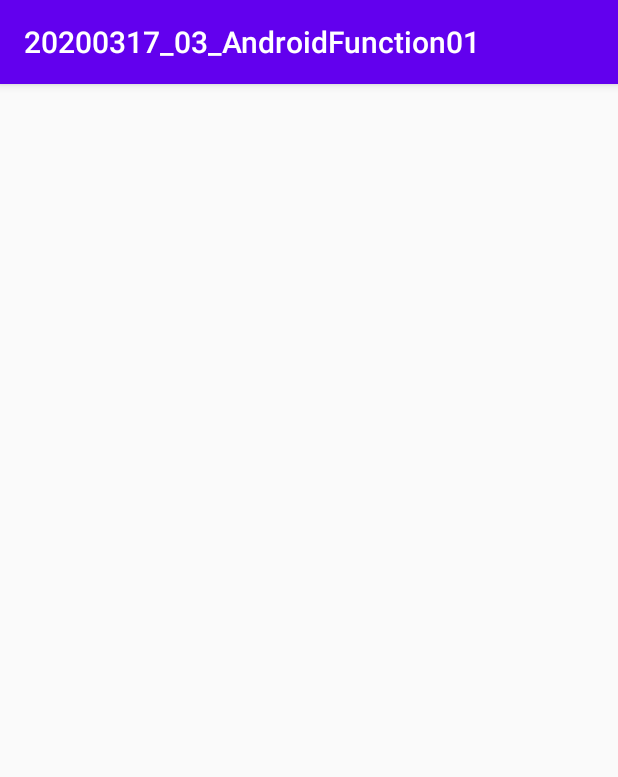
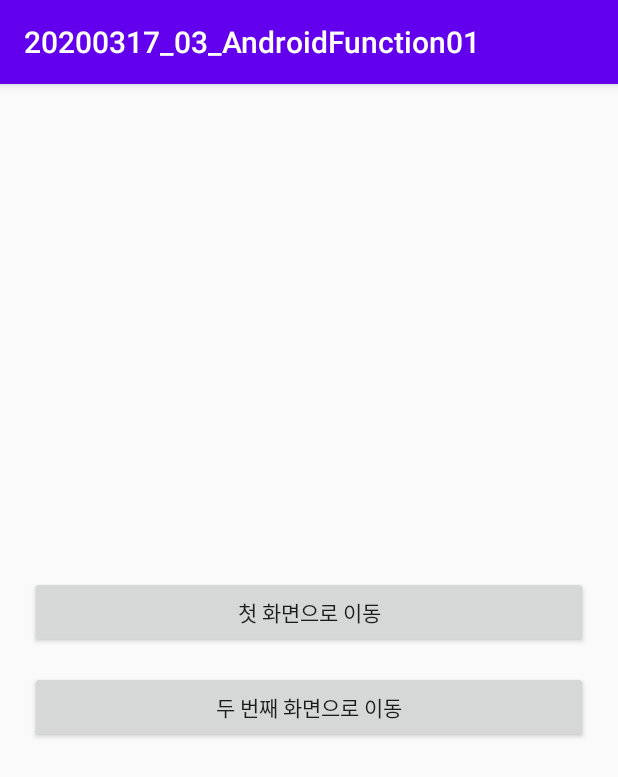
Before and after one commit to seakjh/20200317_03_AndroidFunction01, an Android app: the screen it shows after launch (MainActivity), on a phone screen of 412 x 824 dp. Shown: the top 777 px of the screen. Run offline under Robolectric (Android 15) with nearby library versions, the phone set to English and light mode, and no system bars; our stand-ins replace data binding.

Commit message:
첫번째 액티비티 추가

```diff
--- a/app/src/main/AndroidManifest.xml
+++ b/app/src/main/AndroidManifest.xml
@@ -9,6 +9,7 @@
         android:roundIcon="@mipmap/ic_launcher_round"
         android:supportsRtl="true"
         android:theme="@style/AppTheme">
+        <activity android:name=".FirstActivity"></activity>
         <activity android:name=".MainActivity">
             <intent-filter>
                 <action android:name="android.intent.action.MAIN" />
--- a/app/src/main/java/com/example/a20200317_03_androidfunction01/MainActivity.java
+++ b/app/src/main/java/com/example/a20200317_03_androidfunction01/MainActivity.java
@@ -4,6 +4,7 @@ import androidx.appcompat.app.AppCompatActivity;
 import androidx.databinding.DataBindingUtil;
 
 import android.os.Bundle;
+import android.view.View;
 
 import com.example.a20200317_03_androidfunction01.databinding.ActivityMainBinding;
 
@@ -16,7 +17,19 @@ public class MainActivity extends AppCompatActivity {
         super.onCreate(savedInstanceState);
         binding = DataBindingUtil.setContentView(this, R.layout.activity_main);
 
+        binding.goToFirstBtn.setOnClickListener(new View.OnClickListener() {
+            @Override
+            public void onClick(View v) {
 
+            }
+        });
+
+        binding.goToSecondBtn.setOnClickListener(new View.OnClickListener() {
+            @Override
+            public void onClick(View v) {
+
+            }
+        });
 
     }
 }
--- a/app/src/main/res/layout/activity_main.xml
+++ b/app/src/main/res/layout/activity_main.xml
@@ -6,9 +6,22 @@
         android:layout_width="match_parent"
         android:layout_height="match_parent"
         android:orientation="vertical"
+        android:padding="20dp"
+        android:gravity="center"
         tools:context=".MainActivity">
 
+        <Button
+            android:id="@+id/goToFirstBtn"
+            android:layout_width="match_parent"
+            android:layout_height="wrap_content"
+            android:text="첫 화면으로 이동"/>
 
+        <Button
+            android:id="@+id/goToSecondBtn"
+            android:layout_marginTop="15dp"
+            android:layout_width="match_parent"
+            android:layout_height="wrap_content"
+            android:text="두 번째 화면으로 이동"/>
 
     </LinearLayout>
 </layout>
```
Also changed, not shown: app/src/main/java/com/example/a20200317_03_androidfunction01/FirstActivity.java (added, +19 -0 lines), app/src/main/res/layout/activity_first.xml (added, +14 -0 lines).
